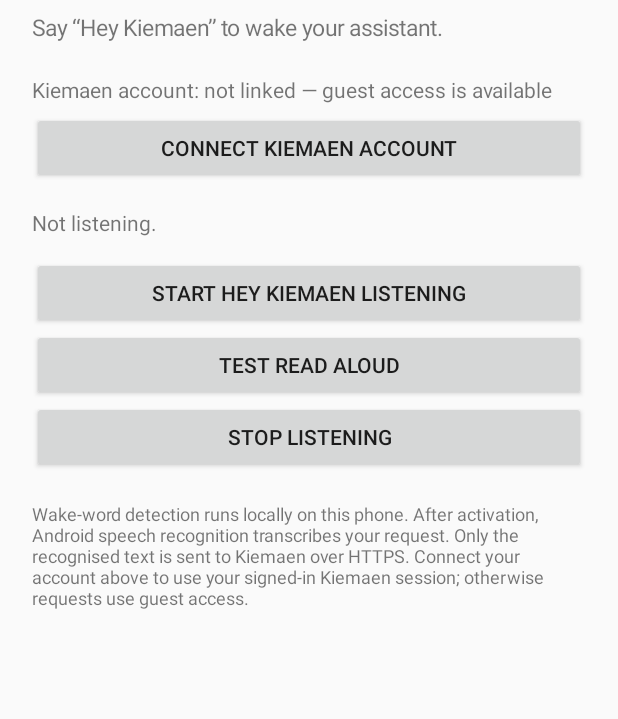
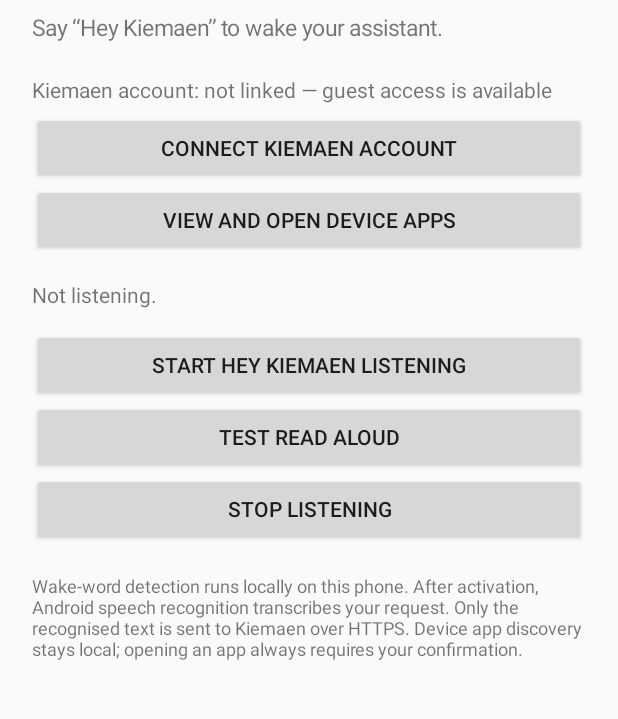
Before and after one commit to peterkiman05/kiemaen-ai, an Android app: the screen it shows after launch (MainActivity), on a phone screen of 412 x 824 dp, the part 93-812 px from its top. Run offline under Robolectric (Android 15) with nearby library versions, the phone set to English and light mode, and no system bars.

Commit message:
Add confirmed device app access entry point

```diff
--- a/android-companion/app/src/main/java/ai/kiemaen/voice/MainActivity.kt
+++ b/android-companion/app/src/main/java/ai/kiemaen/voice/MainActivity.kt
@@ -54,6 +54,12 @@ class MainActivity : Activity() {
                 startActivity(Intent(this@MainActivity, AccountActivity::class.java))
             }
         })
+        root.addView(Button(this).apply {
+            text = "VIEW AND OPEN DEVICE APPS"
+            setOnClickListener {
+                startActivity(Intent(this@MainActivity, DeviceAppsActivity::class.java))
+            }
+        })
 
         status = TextView(this).apply {
             text = "Not listening."
@@ -82,7 +88,7 @@ class MainActivity : Activity() {
             }
         })
         root.addView(TextView(this).apply {
-            text = "Wake-word detection runs locally on this phone. After activation, Android speech recognition transcribes your request. Only the recognised text is sent to Kiemaen over HTTPS. Connect your account above to use your signed-in Kiemaen session; otherwise requests use guest access."
+            text = "Wake-word detection runs locally on this phone. After activation, Android speech recognition transcribes your request. Only the recognised text is sent to Kiemaen over HTTPS. Device app discovery stays local; opening an app always requires your confirmation."
             textSize = 12f
             setPadding(0, 28, 0, 0)
         })
```
